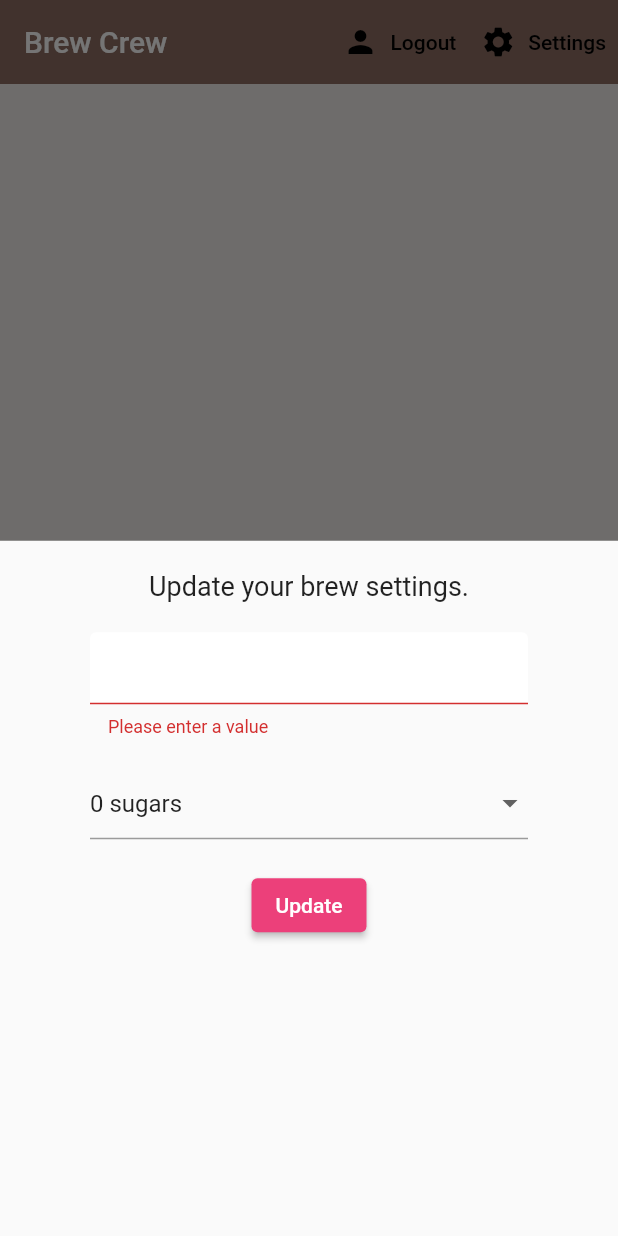
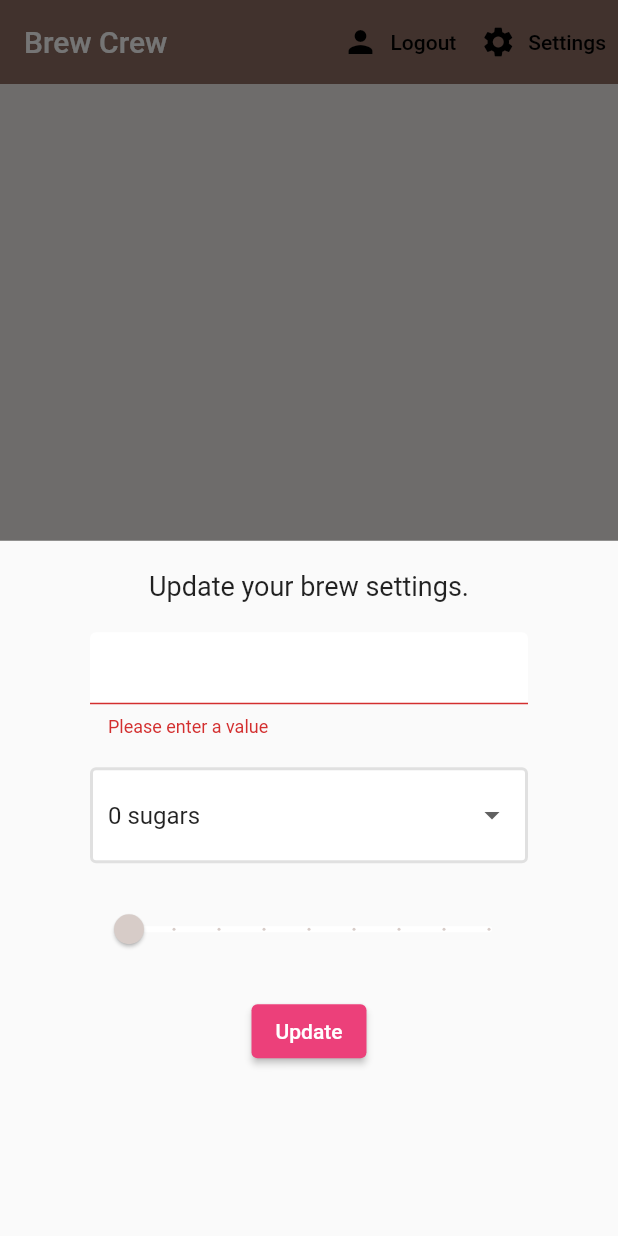
Before and after one commit to gavutham/Brew-Coffee, a Flutter app: the screen it shows once a user with an empty profile is signed in, after a tap on "Settings", on a phone screen of 412 x 824 dp. Run offline on Flutter 3.47's test engine with Material 2 defaults, Android fonts, the phone set to English and light mode, and no system bars; our stand-ins replace cloud_firestore, firebase_auth, firebase_core, flutter_spinkit; accounts and stored records are empty.

Commit message:
add slider for coffee strength

```diff
--- a/lib/screens/home/settings_form.dart
+++ b/lib/screens/home/settings_form.dart
@@ -16,7 +16,7 @@ class _SettingsFormState extends State<SettingsForm> {
   //form values
   String _currentName = "";
   String _currentSugars = "";
-  int _currentStrength = 0;
+  int _currentStrength = 100;
 
 
   @override
@@ -40,6 +40,7 @@ class _SettingsFormState extends State<SettingsForm> {
           ),
           SizedBox(height: 20.0,),
           DropdownButtonFormField(
+            decoration: textInputDecoration,
             value: _currentSugars == "" ? '0': _currentSugars,
             items: sugars.map((sugar){
               return DropdownMenuItem(
@@ -48,6 +49,18 @@ class _SettingsFormState extends State<SettingsForm> {
               );
             }).toList(),
             onChanged: (val) => _currentSugars = val.toString(),
+          ),
+          SizedBox(height: 20.0,),
+          Slider(
+            value: _currentStrength.toDouble(),
+            activeColor: Colors.brown[_currentStrength],
+            inactiveColor: Colors.white,
+            min: 100,
+            max: 900,
+            divisions: 8,
+            onChanged: (val) => setState(() {
+              _currentStrength = val.toInt();
+            }),
           ),
           SizedBox(height: 20.0,),
           ElevatedButton(
@@ -65,7 +78,7 @@ class _SettingsFormState extends State<SettingsForm> {
                 color: Colors.white
               ),
             ),
-          )
+          ),
         ],
       ),
     );
```
